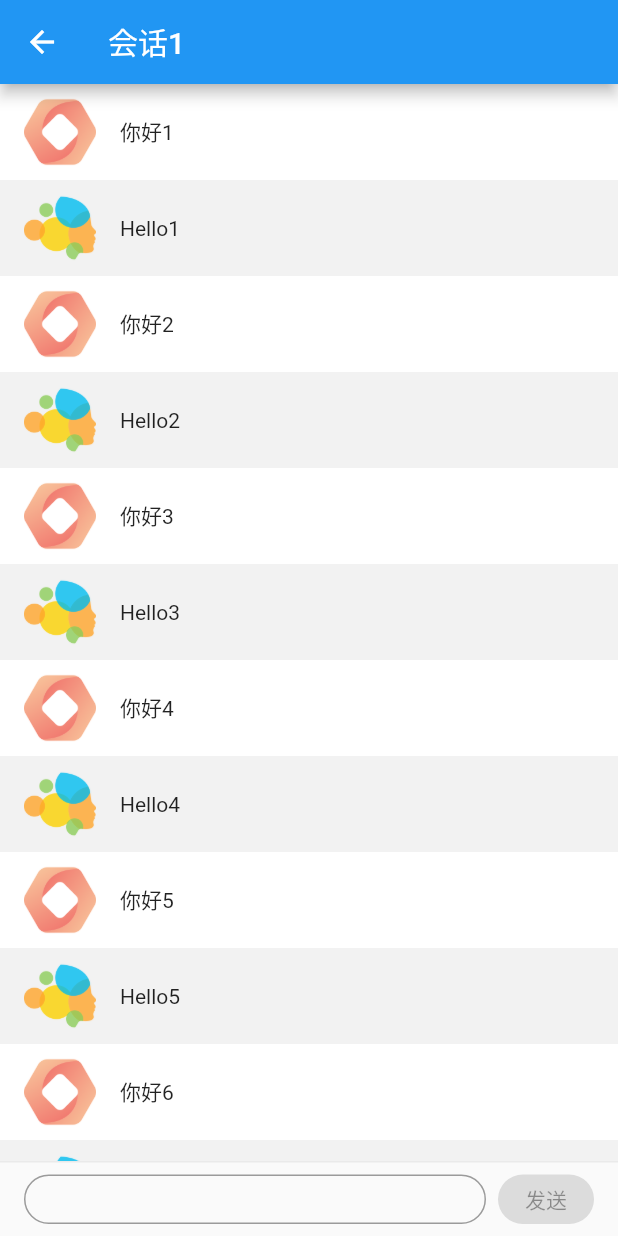
After one commit to zdsub/my_chat, a Flutter app: the ChatPage screen opened directly, on a phone screen of 412 x 824 dp. The commit adds this screen. Run offline on Flutter 3.47's test engine with Material 2 defaults, Android fonts, the phone set to English and light mode, and no system bars; our stand-ins replace dio, shared_preferences; accounts and stored records are empty.

Commit message:
拆分聊天页面

```diff
--- a/lib/pages/chat/chat.dart
+++ b/lib/pages/chat/chat.dart
@@ -2,7 +2,7 @@ import 'package:flutter/material.dart';
 import 'package:my_chat/enums/message_type.dart';
 import 'package:my_chat/models/message.dart';
 import 'package:my_chat/pages/chat/chat_input.dart';
-import 'package:my_chat/pages/chat/chat_item.dart';
+import 'package:my_chat/pages/chat/chat_message.dart';
 
 /// 聊天页面
 class ChatPage extends StatefulWidget {
@@ -42,15 +42,8 @@ class _ChatPageState extends State<ChatPage> {
       ),
       body: Column(
         children: [
-          Expanded(
-            child: ListView.builder(
-              itemCount: messageList.length,
-              itemBuilder: (context, index) => ChatItem(message: messageList[index])
-            )
-          ),
-          ChatInput(
-            onSend: addMessage
-          )
+          ChatMessage(messageList: messageList),
+          ChatInput(onSend: addMessage)
         ]
       )
     );
--- a/lib/pages/chat/chat_input.dart
+++ b/lib/pages/chat/chat_input.dart
@@ -6,6 +6,7 @@ import '../../models/setting.dart';
 import '../../services/chat_service.dart';
 import 'key_not_found_dialog.dart';
 
+// 聊天输入组件
 class ChatInput extends StatefulWidget {
   ValueChanged<Message> onSend;
 
--- a/lib/pages/chat/chat_item.dart
+++ b/lib/pages/chat/chat_item.dart
@@ -5,9 +5,9 @@ import '../../models/message.dart';
 
 /// 聊天内容组件
 class ChatItem extends StatelessWidget {
-  Message message;
+  final Message message;
 
-  ChatItem({ super.key, required this.message });
+  const ChatItem({ super.key, required this.message });
 
   @override
   Widget build(BuildContext context) {
--- /dev/null
+++ b/lib/pages/chat/chat_message.dart
@@ -0,0 +1,26 @@
+import 'package:flutter/material.dart';
+
+import '../../models/message.dart';
+import 'chat_item.dart';
+
+// 聊天信息组件
+class ChatMessage extends StatefulWidget {
+  final List<Message> messageList;
+
+  const ChatMessage({ super.key, required this.messageList });
+
+  @override
+  State<StatefulWidget> createState() => _ChatMessageState();
+}
+
+class _ChatMessageState extends State<ChatMessage> {
+  @override
+  Widget build(BuildContext context) {
+    return Expanded(
+      child: ListView.builder(
+        itemCount: widget.messageList.length,
+        itemBuilder: (context, index) => ChatItem(message: widget.messageList[index])
+      )
+    );
+  }
+}
```
